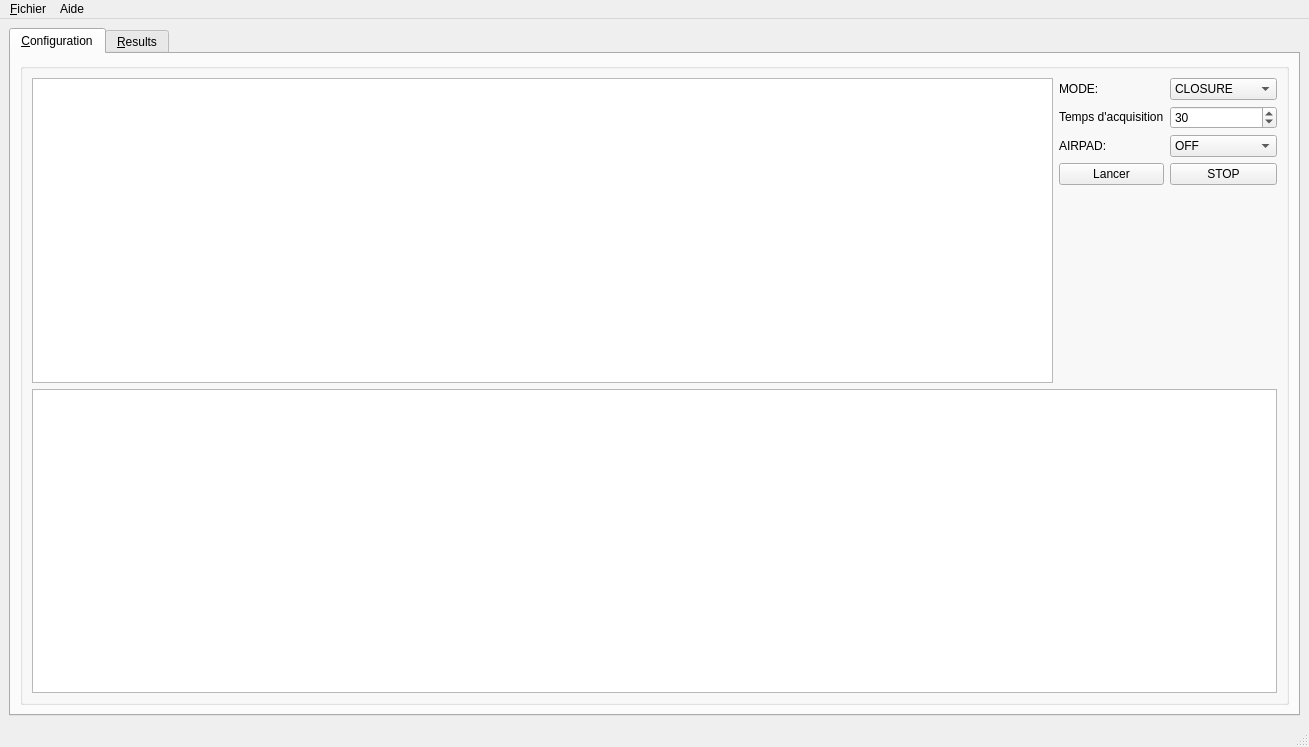
The window that ADEPO/ATLAS_BCAM.ui (CERN/atlas-adepo) describes before a commit, drawn with Qt 5.
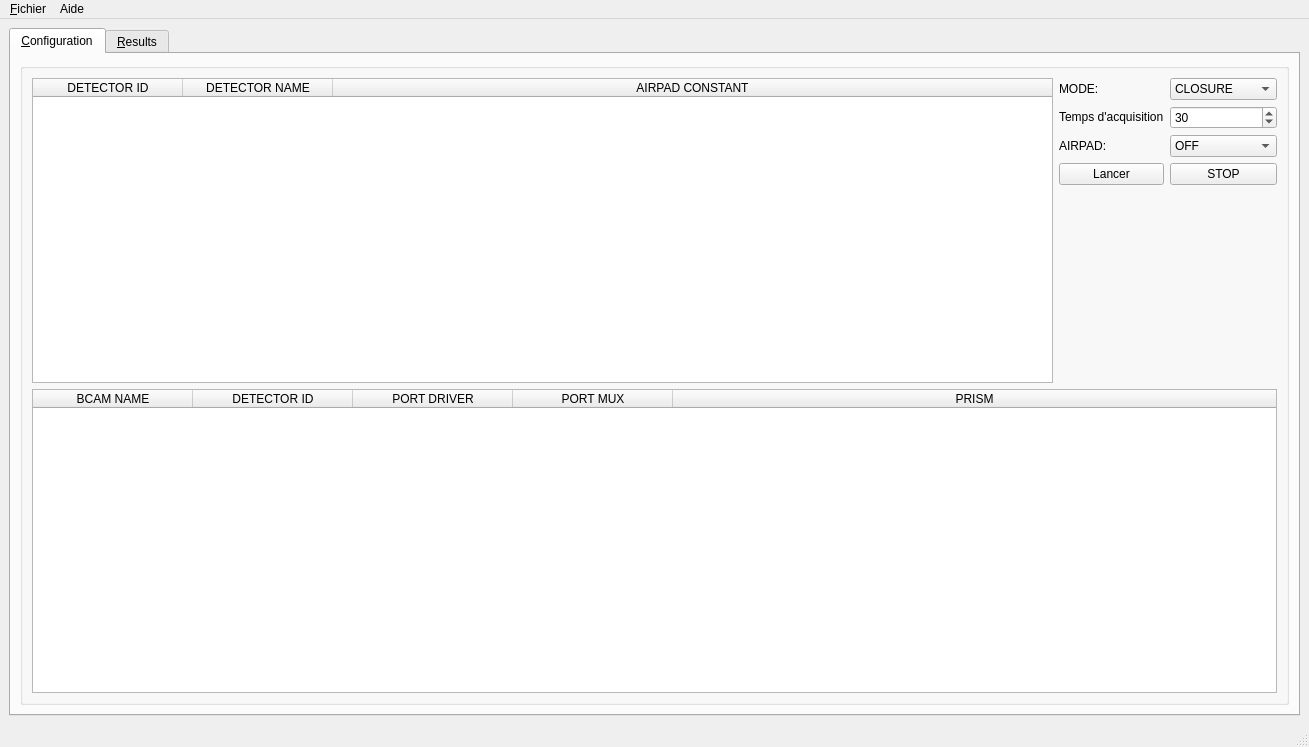
The same window after the commit. Icons and pictures are not drawn.

Commit message: Re-added headers

Diff of the .ui file:
```diff
--- a/ADEPO/ATLAS_BCAM.ui
+++ b/ADEPO/ATLAS_BCAM.ui
@@ -96,7 +96,7 @@
                   <bool>true</bool>
                  </property>
                  <attribute name="horizontalHeaderVisible">
-                  <bool>false</bool>
+                  <bool>true</bool>
                  </attribute>
                  <attribute name="horizontalHeaderCascadingSectionResizes">
                   <bool>false</bool>
@@ -323,7 +323,7 @@
                 <bool>true</bool>
                </property>
                <attribute name="horizontalHeaderVisible">
-                <bool>false</bool>
+                <bool>true</bool>
                </attribute>
                <attribute name="horizontalHeaderDefaultSectionSize">
                 <number>160</number>
```
